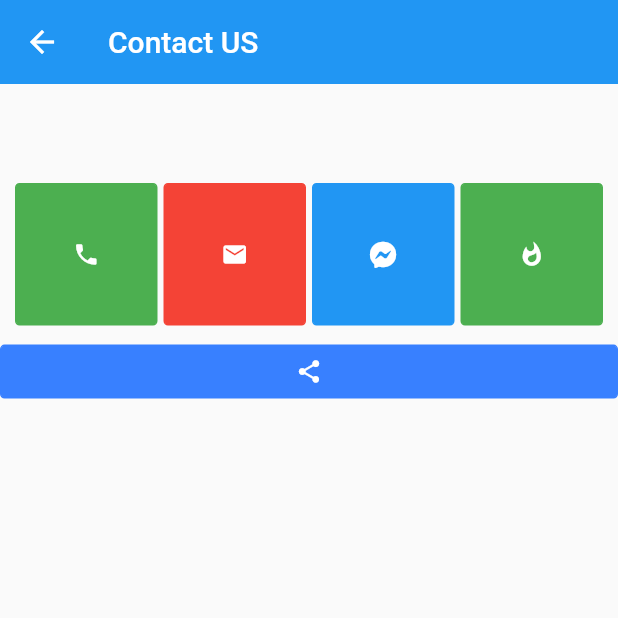
After one commit to youssefbenhissi/expenseManager, a Flutter app: the ContactUsPage screen opened by its route, on a phone screen of 412 x 824 dp, the top half of it. The commit adds this screen. Run offline on Flutter 3.47's test engine with Material 2 defaults, Android fonts, the phone set to English and light mode, and no system bars; drawn by our look-alikes of getwidget; our stand-ins replace awesome_snackbar_content, flutter_bloc, font_awesome_flutter, get, get_it, local_auth and 2 more; missing offline and left inert: flutter_tawk; accounts and stored records are empty; generated files the repository leaves out were written again.

Commit message:
contact Us page

```diff
--- a/lib/app_routes_factory.dart
+++ b/lib/app_routes_factory.dart
@@ -2,6 +2,7 @@ import 'package:expense_manager/settings/FAQ/faq_page_route_builder.dart';
 import 'package:expense_manager/home/home_page_route_builder.dart';
 import 'package:expense_manager/settings/account_profile/account_profile_page_route_builder.dart';
 import 'package:expense_manager/settings/application_settings/application_settings_page_route_builder.dart';
+import 'package:expense_manager/settings/contact_us/contact_us_page_builder.dart';
 import 'package:expense_manager/settings/settings_page_route_builder.dart';
 import 'package:expense_manager/settings/support_screen/chat_screen_route_builder.dart';
 import 'package:flutter/material.dart';
@@ -51,4 +52,11 @@ class AppRoutesFactory extends RoutesFactory {
       builder: ChatScreenRouteBuilder(),
     );
   }
+
+  @override
+  Route<dynamic> createContactUsPageRoute() {
+    return MaterialPageRoute(
+      builder: ContactUsPageRouteBuilder(),
+    );
+  }
 }
--- a/lib/main.dart
+++ b/lib/main.dart
@@ -1,6 +1,7 @@
 import 'package:expense_manager/app_routes_factory.dart';
 import 'package:expense_manager/navigation/navigation.dart';
 import 'package:expense_manager/services/service_locator.dart';
+import 'package:expense_manager/settings/contact_us/contact_us_page.dart';
 import 'package:expense_manager/theme/dark_theme.dart';
 import 'package:expense_manager/theme/light_theme.dart';
 import 'package:flutter/material.dart';
@@ -56,7 +57,7 @@ class _MyAppState extends State<MyApp> {
             ],
             locale: provider.locale,
             home: ShowCaseWidget(
-              builder: Builder(builder: (context) => const LoginPage()),
+              builder: Builder(builder: (context) => const ContactUsPage()),
             ),
           ),
         );
--- a/lib/navigation/navigation_service.dart
+++ b/lib/navigation/navigation_service.dart
@@ -54,4 +54,13 @@ class NavigationService {
       ModalRoute.withName('/'),
     );
   }
+
+  Future<void> openContactUsScreen(
+    BuildContext context,
+  ) {
+    return Navigator.of(context).pushNamedAndRemoveUntil(
+      _contactUsPageRouteName,
+      ModalRoute.withName('/'),
+    );
+  }
 }
--- a/lib/navigation/routes_factory.dart
+++ b/lib/navigation/routes_factory.dart
@@ -7,4 +7,5 @@ abstract class RoutesFactory {
   Route<dynamic> createAccountProfilePageRoute();
   Route<dynamic> createApplicationSettingsPageRoute();
   Route<dynamic> createChatScreenPageRoute();
+  Route<dynamic> createContactUsPageRoute();
 }
--- a/lib/navigation/routes_mapper.dart
+++ b/lib/navigation/routes_mapper.dart
@@ -17,6 +17,8 @@ Route<dynamic>? Function(RouteSettings settings) onGenerateAppRoute(
         return routesFactory.createApplicationSettingsPageRoute();
       case _chatScreenPageRouteName:
         return routesFactory.createChatScreenPageRoute();
+      case _contactUsPageRouteName:
+        return routesFactory.createContactUsPageRoute();
       default:
         return null;
     }
--- a/lib/navigation/routes_names.dart
+++ b/lib/navigation/routes_names.dart
@@ -6,3 +6,4 @@ const _faqPageRouteName = '/faq';
 const _accountProfilePageRouteName = '/accountProfile';
 const _applicationSettingsPageRouteName = '/applicationSettings';
 const _chatScreenPageRouteName = '/chatScreen';
+const _contactUsPageRouteName = '/contactUsScreen';
--- /dev/null
+++ b/lib/settings/contact_us/contact_us_page.dart
@@ -0,0 +1,86 @@
+// import 'package:easy_localization/easy_localization.dart';
+import 'package:expense_manager/app_page_injectable.dart';
+import 'package:flutter/material.dart';
+// import 'package:fluttericon/font_awesome_icons.dart';
+import 'package:font_awesome_flutter/font_awesome_flutter.dart';
+import 'package:get/get.dart';
+import 'package:getwidget/getwidget.dart';
+// import 'package:pim/screens/profile/components/Chat_Screen.dart';
+
+class ContactUsPage extends StatefulWidget {
+  const ContactUsPage({super.key});
+  @override
+  ContactUsPageState createState() => ContactUsPageState();
+}
+
+class ContactUsPageState extends State<ContactUsPage> {
+  Color darkGrey = const Color(0xff202020);
+
+  @override
+  Widget build(BuildContext context) {
+    return Scaffold(
+      appBar: AppBar(
+        title: const Text("Contact US"),
+        leading: IconButton(
+          icon: const Icon(Icons.arrow_back),
+          onPressed: () => context.gNavigationService.openSettings(context),
+        ),
+        elevation: 0,
+      ),
+      body: SafeArea(
+        bottom: true,
+        child: Padding(
+          padding: const EdgeInsets.only(top: 24.0),
+          child: ListView(
+            physics: const BouncingScrollPhysics(),
+            children: <Widget>[
+              const Padding(
+                padding: EdgeInsets.only(
+                    left: 24.0, right: 24.0, bottom: 16.0, top: 16),
+              ),
+              SizedBox(
+                  height: Get.height / 7,
+                  child: GridView.count(
+                      padding: const EdgeInsets.all(10),
+                      crossAxisSpacing: 4,
+                      physics: const BouncingScrollPhysics(),
+                      crossAxisCount: 4,
+                      mainAxisSpacing: 4,
+                      children: [
+                        GFIconButton(
+                          onPressed: () {},
+                          color: Colors.green,
+                          icon: const Icon(Icons.phone),
+                          size: GFSize.SMALL,
+                        ),
+                        GFIconButton(
+                          onPressed: () {},
+                          color: Colors.red,
+                          icon: const Icon(Icons.email),
+                          size: GFSize.SMALL,
+                        ),
+                        GFIconButton(
+                          onPressed: () {},
+                          color: Colors.blue,
+                          icon: const Icon(FontAwesomeIcons.facebookMessenger),
+                          size: GFSize.SMALL,
+                        ),
+                        GFIconButton(
+                          onPressed: () {},
+                          color: Colors.green,
+                          icon: const Icon(Icons.whatshot),
+                          size: GFSize.SMALL,
+                        ),
+                      ])),
+              GFIconButton(
+                onPressed: () {},
+                icon: const Icon(Icons.share),
+                size: GFSize.SMALL,
+              ),
+            ],
+          ),
+        ),
+      ),
+    );
+  }
+}
--- /dev/null
+++ b/lib/settings/contact_us/contact_us_page_builder.dart
@@ -0,0 +1,10 @@
+import 'package:expense_manager/settings/contact_us/contact_us_page.dart';
+import 'package:flutter/material.dart';
+
+class ContactUsPageRouteBuilder {
+  ContactUsPageRouteBuilder();
+
+  Widget call(BuildContext context) {
+    return const ContactUsPage();
+  }
+}
--- a/lib/settings/settings_page.dart
+++ b/lib/settings/settings_page.dart
@@ -141,9 +141,9 @@ class _SettingsScreenState extends State<SettingsScreen> {
                       trailingIcon: CupertinoIcons.chevron_forward,
                     ),
                     CustomListTile(
-                      title: "Community",
+                      title: "Contact Us",
                       onTap: () {
-                        context.gNavigationService.openAccountProfile(context);
+                        context.gNavigationService.openContactUsScreen(context);
                       },
                       leadingIcon: CupertinoIcons.person_3_fill,
                       trailingIcon: CupertinoIcons.chevron_forward,
```
